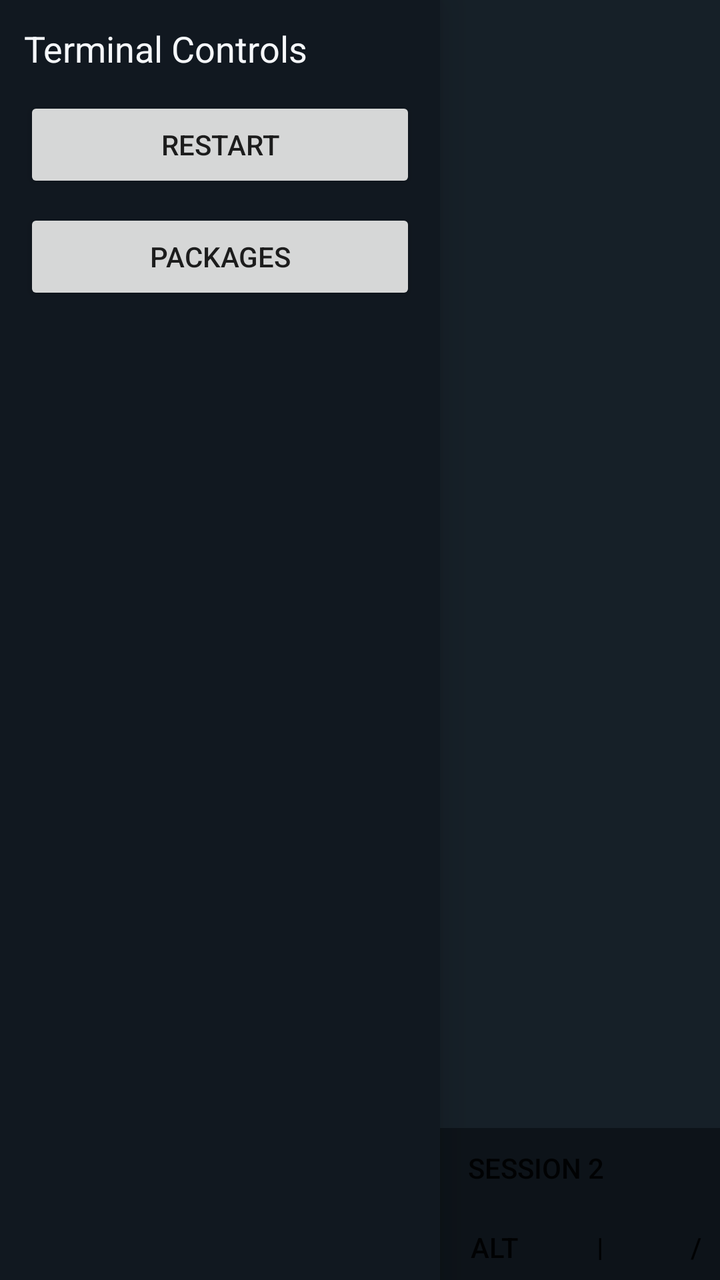
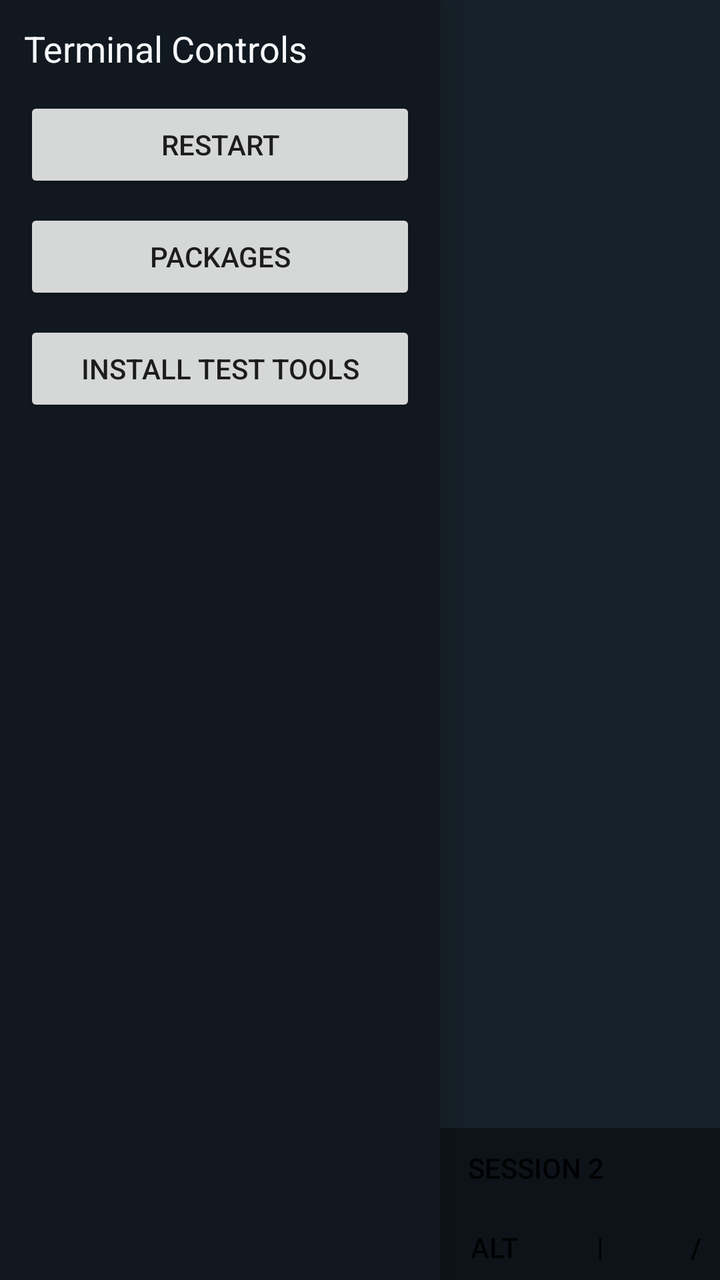

Compare the two renders of this Android layout. The source of the first and the diff that turns it into the second are given below.
<!-- AndroidManifest.xml: application theme android:Theme.Material.Light.NoActionBar -->
<!-- res/layout/activity_main.xml -->
<FrameLayout xmlns:android="http://schemas.android.com/apk/res/android"
    android:id="@+id/root_view"
    android:layout_width="match_parent"
    android:layout_height="match_parent"
    android:background="@color/app_shell_root_bg">

    <LinearLayout
        android:id="@+id/product_view"
        android:layout_width="match_parent"
        android:layout_height="match_parent"
        android:orientation="vertical">

        <FrameLayout
            android:id="@+id/product_content_frame"
            android:layout_width="match_parent"
            android:layout_height="0dp"
            android:layout_weight="1">

            <FrameLayout
                android:id="@+id/product_surface_container"
                android:layout_width="match_parent"
                android:layout_height="match_parent"
                android:background="@color/app_shell_surface_bg" />

            <uk.laurencegouws.terminal.scroll.ScrollOverlayView
                android:id="@+id/terminal_scroll_overlay"
                android:layout_width="24dp"
                android:layout_height="match_parent"
                android:layout_gravity="end"
                android:paddingTop="6dp"
                android:paddingBottom="6dp"
                android:visibility="gone" />

            <LinearLayout
                android:id="@+id/product_readiness_blocker"
                android:layout_width="match_parent"
                android:layout_height="match_parent"
                android:background="@color/app_shell_readiness_overlay_bg"
                android:gravity="center"
                android:orientation="vertical"
                android:padding="20dp"
                android:visibility="gone">

                <TextView
                    android:id="@+id/product_readiness_title"
                    android:layout_width="wrap_content"
                    android:layout_height="wrap_content"
                    android:gravity="center"
                    android:text="@string/product_readiness_title_missing"
                    android:textAppearance="@android:style/TextAppearance.Material.Large"
                    android:textColor="@color/app_shell_text_primary" />

                <TextView
                    android:id="@+id/product_readiness_detail"
                    android:layout_width="wrap_content"
                    android:layout_height="wrap_content"
                    android:layout_marginTop="10dp"
                    android:gravity="center"
                    android:text="@string/product_readiness_detail_missing"
                    android:textAppearance="@android:style/TextAppearance.Material.Small"
                    android:textColor="@color/app_shell_text_secondary" />

                <LinearLayout
                    android:layout_width="wrap_content"
                    android:layout_height="wrap_content"
                    android:layout_marginTop="18dp"
                    android:gravity="center"
                    android:orientation="horizontal">

                    <Button
                        android:id="@+id/product_readiness_retry_button"
                        android:layout_width="wrap_content"
                        android:layout_height="wrap_content"
                        android:text="@string/product_readiness_retry" />
                </LinearLayout>
            </LinearLayout>
        </FrameLayout>

        <LinearLayout
            android:id="@+id/product_terminal_tab_strip"
            android:layout_width="match_parent"
            android:layout_height="40dp"
            android:background="@color/app_shell_assist_bar_bg"
            android:gravity="center_vertical"
            android:orientation="horizontal"
            android:paddingStart="4dp"
            android:paddingEnd="4dp">

            <Button
                android:id="@+id/product_terminal_tab_0"
                style="@android:style/Widget.Material.Button.Borderless"
                android:layout_width="0dp"
                android:layout_height="match_parent"
                android:layout_weight="1"
                android:text="@string/product_terminal_tab_0" />

            <Button
                android:id="@+id/product_terminal_tab_1"
                style="@android:style/Widget.Material.Button.Borderless"
                android:layout_width="0dp"
                android:layout_height="match_parent"
                android:layout_weight="1"
                android:text="@string/product_terminal_tab_1" />
        </LinearLayout>

        <HorizontalScrollView
            android:id="@+id/input_assist_scroll"
            android:layout_width="match_parent"
            android:layout_height="36dp"
            android:background="@color/app_shell_assist_bar_bg"
            android:fillViewport="false"
            android:scrollbars="none">

            <LinearLayout
                android:id="@+id/input_assist_bar"
                android:layout_width="wrap_content"
                android:layout_height="match_parent"
                android:gravity="center_vertical"
                android:orientation="horizontal"
                android:paddingStart="4dp"
                android:paddingEnd="4dp">

                <Button
                    android:id="@+id/assist_ime_button"
                    style="@android:style/Widget.Material.Button.Borderless"
                    android:layout_width="wrap_content"
                    android:layout_height="match_parent"
                    android:minWidth="56dp"
                    android:text="@string/assist_ime" />

                <Button
                    android:id="@+id/assist_esc_button"
                    style="@android:style/Widget.Material.Button.Borderless"
                    android:layout_width="wrap_content"
                    android:layout_height="match_parent"
                    android:minWidth="48dp"
                    android:text="@string/assist_esc" />

                <Button
                    android:id="@+id/assist_tab_button"
                    style="@android:style/Widget.Material.Button.Borderless"
                    android:layout_width="wrap_content"
                    android:layout_height="match_parent"
                    android:minWidth="48dp"
                    android:text="@string/assist_tab" />

                <Button
                    android:id="@+id/assist_ctrl_button"
                    style="@android:style/Widget.Material.Button.Borderless"
                    android:layout_width="wrap_content"
                    android:layout_height="match_parent"
                    android:minWidth="58dp"
                    android:text="@string/assist_ctrl" />

                <Button
                    android:id="@+id/assist_alt_button"
                    style="@android:style/Widget.Material.Button.Borderless"
                    android:layout_width="wrap_content"
                    android:layout_height="match_parent"
                    android:minWidth="58dp"
                    android:text="@string/assist_alt" />

                <Button
                    android:id="@+id/assist_pipe_button"
                    style="@android:style/Widget.Material.Button.Borderless"
                    android:layout_width="wrap_content"
                    android:layout_height="match_parent"
                    android:minWidth="48dp"
                    android:text="@string/assist_pipe" />

                <Button
                    android:id="@+id/assist_slash_button"
                    style="@android:style/Widget.Material.Button.Borderless"
                    android:layout_width="wrap_content"
                    android:layout_height="match_parent"
                    android:minWidth="48dp"
                    android:text="@string/assist_slash" />

                <Button
                    android:id="@+id/assist_up_button"
                    style="@android:style/Widget.Material.Button.Borderless"
                    android:layout_width="wrap_content"
                    android:layout_height="match_parent"
                    android:minWidth="48dp"
                    android:text="@string/assist_up" />

                <Button
                    android:id="@+id/assist_down_button"
                    style="@android:style/Widget.Material.Button.Borderless"
                    android:layout_width="wrap_content"
                    android:layout_height="match_parent"
                    android:minWidth="48dp"
                    android:text="@string/assist_down" />

                <Button
                    android:id="@+id/assist_left_button"
                    style="@android:style/Widget.Material.Button.Borderless"
                    android:layout_width="wrap_content"
                    android:layout_height="match_parent"
                    android:minWidth="48dp"
                    android:text="@string/assist_left" />

                <Button
                    android:id="@+id/assist_right_button"
                    style="@android:style/Widget.Material.Button.Borderless"
                    android:layout_width="wrap_content"
                    android:layout_height="match_parent"
                    android:minWidth="48dp"
                    android:text="@string/assist_right" />
            </LinearLayout>
        </HorizontalScrollView>

    </LinearLayout>

    <View
        android:id="@+id/drawer_scrim"
        android:layout_width="match_parent"
        android:layout_height="match_parent"
        android:background="@color/app_shell_scrim"
        android:visibility="gone" />

    <LinearLayout
        android:id="@+id/left_sidebar"
        android:layout_width="220dp"
        android:layout_height="match_parent"
        android:layout_gravity="start"
        android:background="@color/app_shell_sidebar_bg"
        android:elevation="12dp"
        android:orientation="vertical"
        android:padding="12dp">

        <TextView
            android:id="@+id/sidebar_title"
            android:layout_width="match_parent"
            android:layout_height="wrap_content"
            android:paddingBottom="12dp"
            android:text="@string/sidebar_title"
            android:textAppearance="@android:style/TextAppearance.Material.Medium"
            android:textColor="@color/app_shell_text_primary" />

        <Button
            android:id="@+id/sidebar_restart_button"
            android:layout_width="match_parent"
            android:layout_height="wrap_content"
            android:text="@string/shell_restart_short" />

        <Button
            android:id="@+id/sidebar_packages_button"
            android:layout_width="match_parent"
            android:layout_height="wrap_content"
            android:layout_marginTop="8dp"
            android:text="@string/sidebar_packages" />
    </LinearLayout>

    <View
        android:id="@+id/left_edge_swipe_hotspot"
        android:layout_width="20dp"
        android:layout_height="match_parent"
        android:layout_gravity="start"
        android:background="@color/app_shell_hotspot_bg" />

</FrameLayout>
<!-- resources referenced by this layout -->
<resources>
  <color name="app_shell_assist_bar_bg">#0d1319</color>
  <color name="app_shell_hotspot_bg">#00000000</color>
  <color name="app_shell_readiness_overlay_bg">#cc10161d</color>
  <color name="app_shell_root_bg">#10161d</color>
  <color name="app_shell_scrim">#66000000</color>
  <color name="app_shell_sidebar_bg">#111820</color>
  <color name="app_shell_surface_bg">#162028</color>
  <color name="app_shell_text_primary">#f5f7fa</color>
  <color name="app_shell_text_secondary">#c2ccd6</color>
  <string name="assist_alt">Alt</string>
  <string name="assist_ctrl">Ctrl</string>
  <string name="assist_down">Down</string>
  <string name="assist_esc">Esc</string>
  <string name="assist_ime">IME</string>
  <string name="assist_left">Left</string>
  <string name="assist_pipe">|</string>
  <string name="assist_right">Right</string>
  <string name="assist_slash">/</string>
  <string name="assist_tab">Tab</string>
  <string name="assist_up">Up</string>
  <string name="product_readiness_detail_missing">Stage the Android dev prefix before launching the product shell.</string>
  <string name="product_readiness_retry">Retry</string>
  <string name="product_readiness_title_missing">Userland Not Staged</string>
  <string name="product_terminal_tab_0">Session 1</string>
  <string name="product_terminal_tab_1">Session 2</string>
  <string name="shell_restart_short">Restart</string>
  <string name="sidebar_packages">Packages</string>
  <string name="sidebar_title">Terminal Controls</string>
</resources>

<!-- the commit's change to res/layout/activity_main.xml (unified diff, before → after) -->
@@ -250,6 +250,13 @@
             android:layout_height="wrap_content"
             android:layout_marginTop="8dp"
             android:text="@string/sidebar_packages" />
+
+        <Button
+            android:id="@+id/sidebar_install_test_tools_button"
+            android:layout_width="match_parent"
+            android:layout_height="wrap_content"
+            android:layout_marginTop="8dp"
+            android:text="@string/sidebar_install_test_tools" />
     </LinearLayout>
 
     <View
<!-- resource entries referenced after the edit -->
@@ -26,6 +26,7 @@
   <string name="product_terminal_tab_0">Session 1</string>
   <string name="product_terminal_tab_1">Session 2</string>
   <string name="shell_restart_short">Restart</string>
+  <string name="sidebar_install_test_tools">Install test tools</string>
   <string name="sidebar_packages">Packages</string>
   <string name="sidebar_title">Terminal Controls</string>
 </resources>
